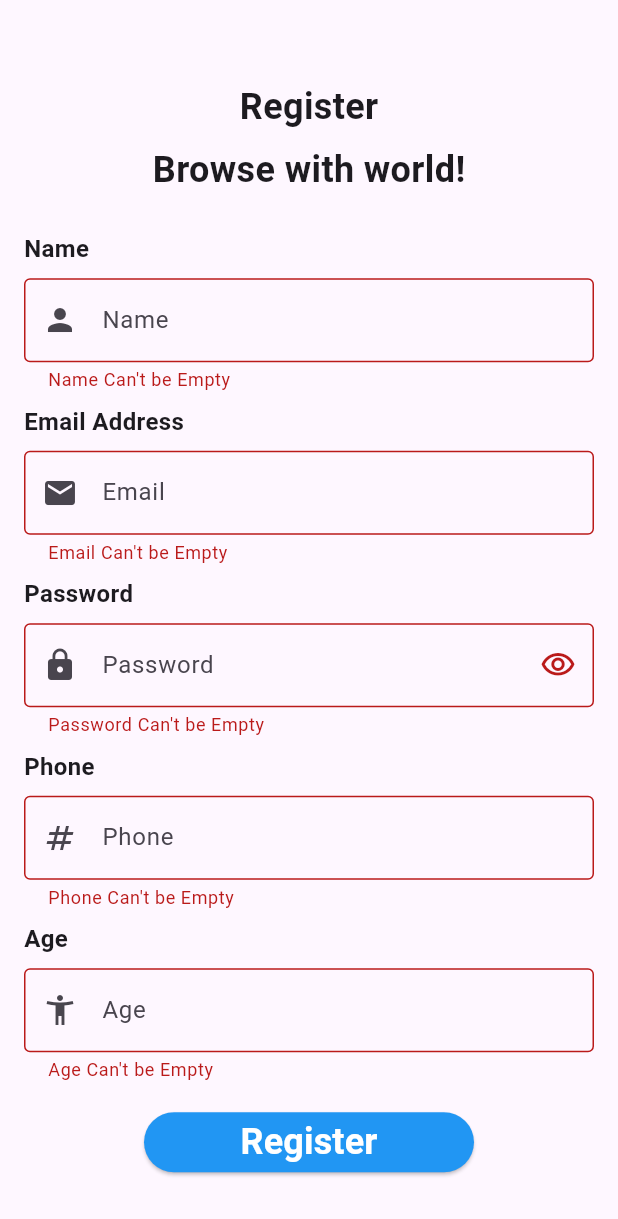
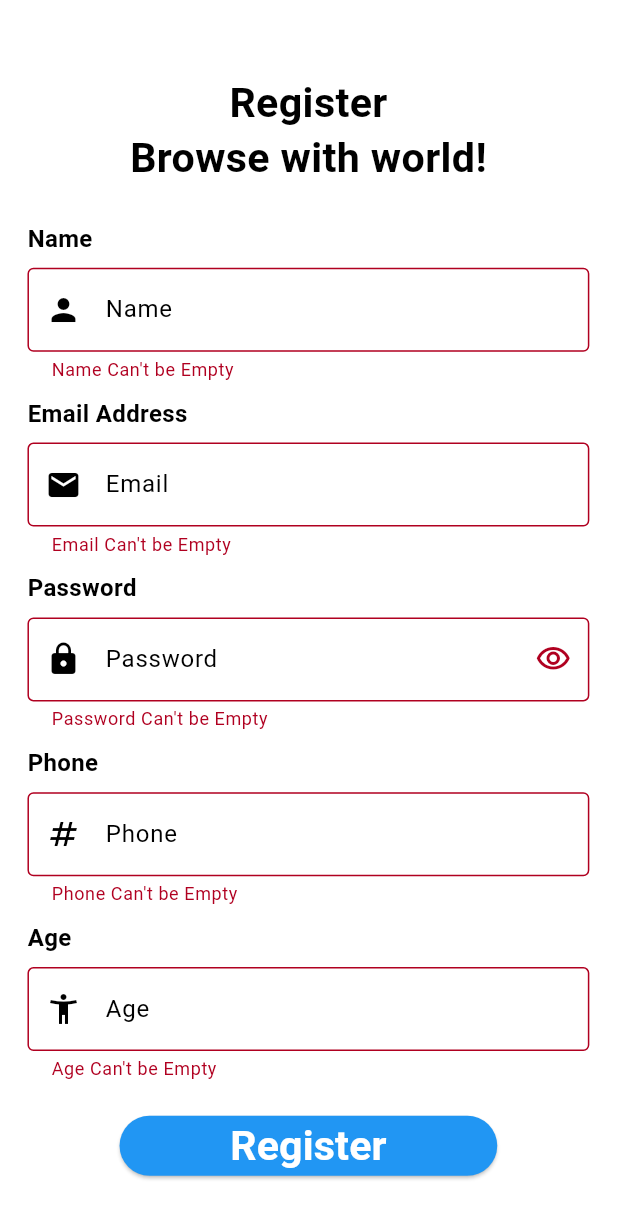
Before and after one commit to Omareloo/taqs, a Flutter app: the LoginScreen screen opened directly, after a tap on "Create account", on a phone screen of 412 x 824 dp. Shown: the top 1219 px of the screen. Run offline on Flutter 3.47's test engine with Material 3 defaults, Android fonts, the phone set to English and light mode, and no system bars; our stand-ins replace cloud_firestore, email_validator, firebase_auth, firebase_core, flutter_bloc, flutter_screenutil and 3 more; missing offline and left inert: password_validator_package; accounts and stored records are empty; Roboto replaces fonts that are missing (cairo).

Commit message:
responsive ui

```diff
--- /dev/null
+++ b/lib/config/extentions/extention.dart
@@ -0,0 +1,19 @@
+
+import 'package:flutter/material.dart';
+import 'package:flutter_screenutil/flutter_screenutil.dart';
+
+extension Dimentions on num {
+  SizedBox get hs => SizedBox(height: toDouble().h);
+
+  SizedBox get ws => SizedBox(width: toDouble().w);
+}
+
+extension S on Widget {
+  SizedBox withSize({double? width, double? height}) {
+    return SizedBox(
+      width: width?.w,
+      height: height?.h,
+      child: this,
+    );
+  }
+}
--- /dev/null
+++ b/lib/config/extentions/size_extension.dart
@@ -0,0 +1,75 @@
+import 'dart:math';
+import 'package:flutter/material.dart';
+import 'package:flutter_screenutil/flutter_screenutil.dart';
+
+extension SizeExtension on num {
+  ///[ScreenUtil.setWidth]
+  double get w => ScreenUtil().setWidth(this);
+
+  ///[ScreenUtil.setHeight]
+  double get h => ScreenUtil().setHeight(this);
+
+  ///[ScreenUtil.radius]
+  double get r => ScreenUtil().radius(this);
+
+  ///[ScreenUtil.diagonal]
+  double get dg => ScreenUtil().diagonal(this);
+
+  ///[ScreenUtil.diameter]
+  double get dm => ScreenUtil().diameter(this);
+
+  ///[ScreenUtil.setSp]
+  double get sp => ScreenUtil().setSp(this);
+
+  ///smart size :  it check your value - if it is bigger than your value it will set your value
+  ///for example, you have set 16.sm() , if for your screen 16.sp() is bigger than 16 , then it will set 16 not 16.sp()
+  ///I think that it is good for save size balance on big sizes of screen
+  double get spMin => min(toDouble(), sp);
+
+  @Deprecated('use spMin instead')
+  double get sm => min(toDouble(), sp);
+
+  double get spMax => max(toDouble(), sp);
+
+  ///屏幕宽度的倍数
+  ///Multiple of screen width
+  double get sw => ScreenUtil().screenWidth * this;
+
+  ///屏幕高度的倍数
+  ///Multiple of screen height
+  double get sh => ScreenUtil().screenHeight * this;
+
+  ///[ScreenUtil.setHeight]
+  SizedBox get verticalSpace => ScreenUtil().setVerticalSpacing(this);
+
+  ///[ScreenUtil.setVerticalSpacingFromWidth]
+  SizedBox get verticalSpaceFromWidth =>
+      ScreenUtil().setVerticalSpacingFromWidth(this);
+
+  ///[ScreenUtil.setWidth]
+  SizedBox get horizontalSpace => ScreenUtil().setHorizontalSpacing(this);
+
+  ///[ScreenUtil.radius]
+  SizedBox get horizontalSpaceRadius =>
+      ScreenUtil().setHorizontalSpacingRadius(this);
+
+  ///[ScreenUtil.radius]
+  SizedBox get verticalSpacingRadius =>
+      ScreenUtil().setVerticalSpacingRadius(this);
+
+  ///[ScreenUtil.diameter]
+  SizedBox get horizontalSpaceDiameter =>
+      ScreenUtil().setHorizontalSpacingDiameter(this);
+
+  ///[ScreenUtil.diameter]
+  SizedBox get verticalSpacingDiameter =>
+      ScreenUtil().setVerticalSpacingDiameter(this);
+
+  ///[ScreenUtil.diagonal]
+  SizedBox get horizontalSpaceDiagonal =>
+      ScreenUtil().setHorizontalSpacingDiagonal(this);
+
+  ///[ScreenUtil.diagonal]
+  SizedBox get verticalSpacingDiagonal =>
+      ScreenUtil().setVerticalSpacingDiagonal(this);
+}
--- /dev/null
+++ b/lib/config/style/app_color.dart
@@ -0,0 +1,18 @@
+import 'package:flutter/material.dart';
+
+class AppColor {
+  static const Color backGround = Color(0xffffffff);
+  static const Color white = Color(0xffffffff);
+  static const Color black = Color(0xff000000);
+  static const Color red = Color(0xffff0000);
+  static const Color grey = Color(0xff6B7280);
+  static const Color blue = Color(0xff116ACC);
+  static const Color primary = Color(0xff116ACC);
+  static const Color lightGrey = Color(0xff99a1bc);
+  static const Color success = Color(0xff1EC173);
+  static const Color grayGray = Color(0xff9CA3AF);
+  static const Color lightGrayy = Color(0xffEEEEEE);
+  static const Color  primary10 = Color.fromRGBO(17, 106, 204, 0.10);
+
+
+}
--- /dev/null
+++ b/lib/config/style/app_theme.dart
@@ -0,0 +1,42 @@
+import 'package:flutter/material.dart';
+import 'package:flutter/services.dart';
+
+import 'app_color.dart';
+
+
+ThemeData get appTheme => ThemeData(
+    useMaterial3: true,
+    fontFamily: "cairo",
+    bottomNavigationBarTheme: BottomNavigationBarThemeData(
+        type: BottomNavigationBarType.fixed,
+        backgroundColor: Colors.white,
+        showSelectedLabels: true,
+        selectedItemColor: AppColor.blue,
+        unselectedItemColor: AppColor.grey,
+        showUnselectedLabels: true,
+        ),
+    appBarTheme:  const AppBarTheme(
+        systemOverlayStyle: SystemUiOverlayStyle(
+            statusBarBrightness: Brightness.light,
+            statusBarColor: AppColor.white,
+            statusBarIconBrightness: Brightness.dark)),
+    scaffoldBackgroundColor: AppColor.backGround,
+    // highlightColor: Colors.transparent,
+inputDecorationTheme: InputDecorationTheme
+    (
+    border: OutlineInputBorder
+        (
+        borderRadius: BorderRadius.circular(8),
+        borderSide: BorderSide(color: AppColor.grey),
+    ),
+    focusedBorder: OutlineInputBorder
+        (
+        borderRadius: BorderRadius.circular(8),
+        borderSide: BorderSide(color: AppColor.primary)
+    )
+),
+    // focusColor: Colors.transparent,
+    colorScheme: const ColorScheme.light(
+    primary: AppColor.primary,
+ surface: AppColor.backGround
+    ));
--- /dev/null
+++ b/lib/config/style/text_styles.dart
@@ -0,0 +1,134 @@
+import 'package:flutter/material.dart';
+import 'package:flutter_screenutil/flutter_screenutil.dart';
+
+import 'app_color.dart';
+
+class AppTextStyle {
+  ///FontSize
+  static final TextStyle _fontSize28 = TextStyle(fontSize: 28.sp);
+
+  static final TextStyle _fontSize24 = TextStyle(fontSize: 24.sp);
+
+  static final TextStyle _fontSize16 = TextStyle(fontSize: 16.sp);
+
+  static final TextStyle _fontSize14 = TextStyle(fontSize: 14.sp);
+
+  static final TextStyle _fontSize12 = TextStyle(fontSize: 12.sp);
+
+
+
+
+  ///FontWeight
+  static const TextStyle _fontWeight700 =
+      TextStyle(fontWeight: FontWeight.w700);
+  static const TextStyle _fontWeight600 =
+      TextStyle(fontWeight: FontWeight.w600);
+  static const TextStyle _fontWeight500 =
+      TextStyle(fontWeight: FontWeight.w500);
+  static const TextStyle _fontWeight400 =
+      TextStyle(fontWeight: FontWeight.w400);
+  static const TextStyle _fontWeight300 =
+      TextStyle(fontWeight: FontWeight.w300);
+
+  ///Font Family
+  static const TextStyle _fontCairo = TextStyle(fontFamily: "cairo", height: 1);
+
+  ///FontStyle
+
+  static TextStyle font28black700 = _fontCairo
+      .merge(_fontWeight700)
+      .merge(_fontSize28)
+      .copyWith(color: AppColor.black);
+
+  static TextStyle font24white700 = _fontCairo
+      .merge(_fontWeight700)
+      .merge(_fontSize24)
+      .merge(_fontWeightBold)
+      .copyWith(color: AppColor.white);
+
+  static TextStyle font24black700 = _fontCairo
+      .merge(_fontWeight700)
+      .merge(_fontSize24)
+      .merge(_fontWeightBold)
+      .copyWith(color: AppColor.black);
+
+  static TextStyle font16blue700 = _fontCairo
+      .merge(_fontWeight700)
+      .merge(_fontSize16)
+      .merge(_fontWeightBold)
+      .copyWith(color: AppColor.blue);
+
+
+  static TextStyle font16black700 = _fontCairo
+      .merge(_fontWeight700)
+      .merge(_fontSize16)
+      .copyWith(color: AppColor.black);
+
+  static TextStyle font16darkGrey700 = _fontCairo
+      .merge(_fontWeight700)
+      .merge(_fontSize16)
+      .copyWith(color: AppColor.grayGray);
+
+  static TextStyle font16darkGrey500 = _fontCairo
+      .merge(_fontWeight500)
+      .merge(_fontSize16)
+      .copyWith(color: AppColor.grey);
+
+  static TextStyle font16black500 = _fontCairo
+      .merge(_fontWeight500)
+      .merge(_fontSize16)
+      .copyWith(color: AppColor.black);
+
+  static TextStyle font16black400 = _fontCairo
+      .merge(_fontWeight400)
+      .merge(_fontSize16)
+      .copyWith(color: AppColor.black);
+
+  static TextStyle font16grey400 = _fontCairo
+      .merge(_fontWeight400)
+      .merge(_fontSize16)
+      .copyWith(color: AppColor.grey);
+
+  static TextStyle font16white700 = _fontCairo
+      .merge(_fontWeight700)
+      .merge(_fontSize16)
+  .merge(_fontWeightBold)
+      .copyWith(color: AppColor.white);
+
+  static TextStyle font16primary700 = _fontCairo
+      .merge(_fontWeight700)
+      .merge(_fontSize16)
+      .copyWith(color: AppColor.primary);
+
+  static TextStyle font14grey500 = _fontCairo
+      .merge(_fontWeight500)
+      .merge(_fontSize14)
+      .copyWith(color: AppColor.grey);
+
+  static TextStyle font14primary500 = _fontCairo
+      .merge(_fontWeight500)
+      .merge(_fontSize14)
+      .copyWith(color: AppColor.primary);
+
+  static TextStyle font14black400 = _fontCairo
+      .merge(_fontWeight400)
+      .merge(_fontSize14)
+      .copyWith(color: AppColor.black);
+
+  static TextStyle font12grayGray400 = _fontCairo
+      .merge(_fontWeight400)
+      .merge(_fontSize12)
+      .copyWith(color: AppColor.grayGray);
+
+  static TextStyle font12grayGray500 = _fontCairo
+      .merge(_fontWeight500)
+      .merge(_fontSize12)
+      .copyWith(color: AppColor.grey);
+
+  static TextStyle? _fontWeightBold;
+
+
+
+
+
+}
--- a/lib/features/auth/presentation/pages/login_screen.dart
+++ b/lib/features/auth/presentation/pages/login_screen.dart
@@ -1,5 +1,8 @@
 import 'package:flutter/material.dart';
 import 'package:flutter_bloc/flutter_bloc.dart';
+import 'package:flutter_screenutil/flutter_screenutil.dart';
+import 'package:taqs/config/extentions/extention.dart';
+import 'package:taqs/config/style/text_styles.dart';
 import 'package:taqs/features/auth/presentation/manager/login_cubit/cubit.dart';
 import 'package:taqs/features/auth/presentation/manager/login_cubit/state.dart';
 import 'package:taqs/features/auth/presentation/pages/register_screen.dart';
@@ -28,14 +31,14 @@ class LoginScreen extends StatelessWidget {
               ScaffoldMessenger.of(context).showSnackBar(
                 SnackBar(
                   backgroundColor: Colors.red,
-                    content: Text(state.error,style: TextStyle(fontWeight: FontWeight.bold),))
+                    content: Text(state.error,style:AppTextStyle.font16white700,))
               );
             }
           },
           builder: (context, state) {
             var loginCubit = LoginCubit.get(context);
             return SingleChildScrollView(
-              padding: EdgeInsetsDirectional.only(start: 16, end: 16, top: 140),
+              padding: EdgeInsetsDirectional.only(start: 16.w, end: 16.h, top: 140.h),
               child: Form(
                 autovalidateMode: AutovalidateMode.always,
                 key: loginCubit.formKey,
@@ -43,33 +46,19 @@ class LoginScreen extends StatelessWidget {
                   children: [
                     Text(
                       'Login',
-                      style: TextStyle(
-                        fontSize: 24,
-                        fontWeight: FontWeight.bold,
-                      ),
+                      style: AppTextStyle.font24black700
                     ),
-                    SizedBox(
-                      height: 8,
-                    ),
+                    8.hs,
                     Text(
                       'We Missed You',
-                      style: TextStyle(
-                        fontSize: 24,
-                        fontWeight: FontWeight.bold,
-                      ),
+                      style: AppTextStyle.font24black700,
                     ),
-                    SizedBox(
-                      height: 32,
-                    ),
+                    32.hs,
                     EmailField(emailController: loginCubit.emailController),
-                    SizedBox(
-                      height: 16,
-                    ),
+                    16.hs,
                     PasswordField(
                         passwordController: loginCubit.passwordController),
-                    SizedBox(
-                      height: 32,
-                    ),
+                    32.hs,
                     state is SignInLoading
                         ? Center(child: CircularProgressIndicator())
                         : DefaultButton(
@@ -80,17 +69,12 @@ class LoginScreen extends StatelessWidget {
                               }
                             },
                             title: 'Login'),
-                    SizedBox(
-                      height: 24,
-                    ),
+                    24.hs,
                     Row(
                       mainAxisAlignment: MainAxisAlignment.center,
                       children: [
                         Text('Don\'t have an account',
-                            style: TextStyle(
-                              color: Colors.black,
-                              fontSize: 16,
-                            )),
+                            style: AppTextStyle.font16black700),
                         TextButton(
                             onPressed: () {
                               Navigator.push(
@@ -99,10 +83,7 @@ class LoginScreen extends StatelessWidget {
                                       builder: (context) => RegisterScreen()));
                             },
                             child: Text('Create account',
-                                style: TextStyle(
-                                    color: Colors.blue,
-                                    fontSize: 16,
-                                    fontWeight: FontWeight.bold))),
+                                style: AppTextStyle.font16blue700)),
                       ],
                     )
                   ],
--- a/lib/features/auth/presentation/pages/register_screen.dart
+++ b/lib/features/auth/presentation/pages/register_screen.dart
@@ -1,5 +1,7 @@
 import 'package:flutter/material.dart';
 import 'package:flutter_bloc/flutter_bloc.dart';
+import 'package:flutter_screenutil/flutter_screenutil.dart';
+import 'package:taqs/config/style/text_styles.dart';
 import 'package:taqs/features/auth/presentation/manager/register_cubit/cubit.dart';
 import 'package:taqs/features/home/home_screen.dart';
 
@@ -30,48 +32,42 @@ class RegisterScreen extends StatelessWidget {
           var registerCubit = RegisterCubit.get(context);
           return Center(
             child: SingleChildScrollView(
-              padding: EdgeInsetsDirectional.only(start: 16, end: 16, top: 16),
+              padding: EdgeInsetsDirectional.only(start: 16.w, end: 16.h, top: 16.h),
               child: Form(
                 autovalidateMode: AutovalidateMode.always,
                 key: registerCubit.formKey,
                 child: Column(
                   children: [
                     Text('Register',
-                        style: TextStyle(
-                          fontSize: 24,
-                          fontWeight: FontWeight.bold,
-                        )),
+                        style: AppTextStyle.font24black700),
                     SizedBox(
-                      height: 8,
+                      height: 8.h,
                     ),
                     Text('Browse with world!',
-                        style: TextStyle(
-                          fontSize: 24,
-                          fontWeight: FontWeight.bold,
-                        )),
+                        style: AppTextStyle.font24black700),
                     SizedBox(
-                      height: 24,
+                      height: 24.h,
                     ),
                     NameField(nameController: registerCubit.nameController),
                     SizedBox(
-                      height: 8,
+                      height: 8.h,
                     ),
                     EmailField(emailController: registerCubit.emailController),
                     SizedBox(
-                      height: 8,
+                      height: 8.h,
                     ),
                     PasswordField(
                         passwordController: registerCubit.passwordController),
                     SizedBox(
-                      height: 8,
+                      height: 8.h,
                     ),
                     PhoneField(phoneController: registerCubit.phoneController),
                     SizedBox(
-                      height: 8,
+                      height: 8.h,
                     ),
                     AgeField(ageController: registerCubit.ageController),
                     SizedBox(
-                      height: 16,
+                      height: 16.h,
                     ),
                     state is RegisterLoading
                         ? Center(child: CircularProgressIndicator())
@@ -87,7 +83,7 @@ class RegisterScreen extends StatelessWidget {
                             );
                                 }
                         },
-                        title: 'Register'),
+                        title: 'Register',),
                   ],
                 ),
               ),
--- a/lib/features/auth/presentation/widgets/button/button.dart
+++ b/lib/features/auth/presentation/widgets/button/button.dart
@@ -1,24 +1,22 @@
 import 'package:flutter/material.dart';
+import 'package:flutter_screenutil/flutter_screenutil.dart';
+import 'package:taqs/config/style/text_styles.dart';
 
 class DefaultButton extends StatelessWidget {
   final VoidCallback onPressed ;
   final String title;
-  const DefaultButton({Key? key, required this.onPressed, required this.title}) : super(key: key);
+  const DefaultButton({super.key, required this.onPressed, required this.title});
 
 
 
   @override
   Widget build(BuildContext context) {
-    return Container(
-      width: 220,
+    return SizedBox(
+      width: 220.w,
       child: ElevatedButton(
           onPressed: onPressed,
         style: ElevatedButton.styleFrom(backgroundColor: Colors.blue,),
-        child: Text(title,style: const TextStyle
-          (
-          color: Colors.white,
-          fontSize: 24,
-          fontWeight: FontWeight.bold) ,),
+        child: Text(title,style: AppTextStyle.font24white700,),
       ),
     );
   }
--- a/lib/features/home/home_screen.dart
+++ b/lib/features/home/home_screen.dart
@@ -1,4 +1,5 @@
 import 'package:flutter/material.dart';
+import 'package:taqs/config/style/text_styles.dart';
 
 class HomeScreen extends StatelessWidget {
   const HomeScreen({super.key});
@@ -6,10 +7,7 @@ class HomeScreen extends StatelessWidget {
   @override
   Widget build(BuildContext context) {
     return Scaffold(
-      body: Center(child: Text('Taqss is in your service',style: TextStyle(
-        fontWeight: FontWeight.bold,
-            fontSize: 24,
-      ),)),
+      body: Center(child: Text('Taqss is in your service',style: AppTextStyle.font24black700)),
     );
   }
 }
--- a/lib/main.dart
+++ b/lib/main.dart
@@ -1,11 +1,8 @@
 import 'package:firebase_core/firebase_core.dart';
 import 'package:flutter/material.dart';
-import 'package:flutter_bloc/flutter_bloc.dart';
-import 'package:taqs/features/auth/presentation/pages/login_screen.dart';
+import 'package:taqs/config/style/app_theme.dart';
 import 'package:taqs/onBoarding.dart';
-
 import 'db_injection.dart';
-import 'features/auth/presentation/manager/login_cubit/cubit.dart';
 
 void main() async {
   WidgetsFlutterBinding.ensureInitialized();
@@ -23,9 +20,7 @@ class MyApp extends StatelessWidget {
     return MaterialApp(
       debugShowCheckedModeBanner: false,
       title: 'Flutter Demo',
-      theme: ThemeData(
-        colorScheme: ColorScheme.fromSeed(seedColor: Colors.deepPurple),
-      ),
+      theme: appTheme,
       home: OnBoardingScreen(),
     );
   }
--- a/lib/onBoarding.dart
+++ b/lib/onBoarding.dart
@@ -1,5 +1,7 @@
 import 'package:flutter/material.dart';
 import 'package:smooth_page_indicator/smooth_page_indicator.dart';
+import 'package:taqs/config/extentions/extention.dart';
+import 'package:taqs/config/style/text_styles.dart';
 
 import 'features/auth/presentation/pages/login_screen.dart';
 
@@ -17,7 +19,7 @@ class BoardingModel{
 class OnBoardingScreen extends StatefulWidget {
 
 
-  const OnBoardingScreen({Key? key}) : super(key: key);
+  const OnBoardingScreen({super.key});
 
   @override
   State<OnBoardingScreen> createState() => _OnBoardingScreenState();
@@ -73,7 +75,7 @@ class _OnBoardingScreenState extends State<OnBoardingScreen> {
                 itemCount: boarding.length,
               ),
             ),
-            const SizedBox(height: 40.0,),
+            40.hs,
             Row(
               children:
               [
@@ -122,18 +124,11 @@ class _OnBoardingScreenState extends State<OnBoardingScreen> {
 Widget buildBoardingItem(BoardingModel model)=>Column(
   crossAxisAlignment: CrossAxisAlignment.start,
   children: [
-    const SizedBox(height: 30.0,),
+    30.hs,
     Text(model.title,
-      style: const TextStyle(
-          fontSize: 24.0,
-          fontWeight: FontWeight.bold
-      ),),
-    const SizedBox(height: 15.0,),
+      style: AppTextStyle.font24black700),
+    15.hs,
     Text(model.body,
-      style: const TextStyle(
-          fontSize: 14.0,
-          fontWeight: FontWeight.bold
-      ),),
-    const SizedBox(height: 30.0,)
-  ],
+      style: AppTextStyle.font16black700),
+    30.hs  ],
 );
--- a/pubspec.yaml
+++ b/pubspec.yaml
@@ -44,6 +44,7 @@ dependencies:
   cloud_firestore: ^5.6.3
   logger: ^2.5.0
   get_it: ^8.0.3
+  flutter_screenutil : ^5.9.3
 
 
 
```
Also changed, not shown: pubspec.lock.
